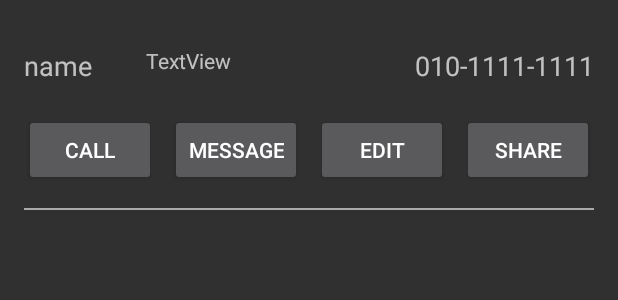
After one commit to madcamp4/TabProject, an Android app built with Jetpack Compose: the layout item_contact_expanded.xml on its own in the app's theme, with its tools: preview values and no code run, on a phone screen of 412 x 824 dp. The commit adds this screen. Shown: the top 300 px of the screen. Run offline under Robolectric (Android 15) with nearby library versions, the phone set to English and light mode, and no system bars.

Commit message:
각 item에 대해 2개의 viewmode, REGULAR와 EXPANDED 추가.
viewmode state에 관한 데이터는 매번 초기화될 수 없으므로 고치려고 했으나 실패. 일단 commit한 상태.

```diff
--- /dev/null
+++ b/app/src/main/java/com/example/tab_project/ContactItemModes.kt
@@ -0,0 +1,4 @@
+package com.example.tab_project
+
+const val REGULAR = 1
+const val EXPANDED = 2
--- a/app/src/main/res/layout/fragment_01.xml
+++ b/app/src/main/res/layout/fragment_01.xml
@@ -13,7 +13,8 @@
         app:layout_constraintBottom_toTopOf="@+id/btnSyncContacts"
         app:layout_constraintEnd_toEndOf="parent"
         app:layout_constraintStart_toStartOf="parent"
-        app:layout_constraintTop_toTopOf="parent" />
+        app:layout_constraintTop_toTopOf="parent"
+        android:paddingBottom="8dp"/>
 
     <Button
         android:id="@+id/btnSyncContacts"
--- a/app/src/main/res/layout/item_contact.xml
+++ b/app/src/main/res/layout/item_contact.xml
@@ -12,7 +12,7 @@
         android:layout_width="wrap_content"
         android:layout_height="wrap_content"
         android:text="name"
-        android:textSize="24sp"
+        android:textSize="18sp"
         app:layout_constraintBottom_toBottomOf="parent"
         app:layout_constraintStart_toStartOf="parent"
         app:layout_constraintTop_toTopOf="parent" />
@@ -22,7 +22,7 @@
         android:layout_width="wrap_content"
         android:layout_height="wrap_content"
         android:text="010-1111-1111"
-        android:textSize="24sp"
+        android:textSize="18sp"
         app:layout_constraintBottom_toBottomOf="parent"
         app:layout_constraintEnd_toEndOf="parent"
         app:layout_constraintTop_toTopOf="parent" />
--- /dev/null
+++ b/app/src/main/res/layout/item_contact_expanded.xml
@@ -0,0 +1,113 @@
+<?xml version="1.0" encoding="utf-8"?>
+<androidx.constraintlayout.widget.ConstraintLayout xmlns:android="http://schemas.android.com/apk/res/android"
+    xmlns:app="http://schemas.android.com/apk/res-auto"
+    xmlns:tools="http://schemas.android.com/tools"
+    android:id="@+id/relativeLayout"
+    android:layout_width="match_parent"
+    android:layout_height="140dp">
+
+    <TextView
+        android:id="@+id/tvContactName"
+        android:layout_width="wrap_content"
+        android:layout_height="wrap_content"
+        android:layout_marginStart="16dp"
+        android:layout_marginTop="31dp"
+        android:text="name"
+        android:textSize="18sp"
+        app:layout_constraintStart_toStartOf="parent"
+        app:layout_constraintTop_toTopOf="parent" />
+
+    <TextView
+        android:id="@+id/tvContactNumber"
+        android:layout_width="wrap_content"
+        android:layout_height="wrap_content"
+        android:layout_marginTop="31dp"
+        android:layout_marginEnd="16dp"
+        android:text="010-1111-1111"
+        android:textSize="18sp"
+        app:layout_constraintEnd_toEndOf="parent"
+        app:layout_constraintTop_toTopOf="parent" />
+
+    <View
+        android:id="@+id/vDivider"
+        android:layout_width="match_parent"
+        android:layout_height="1dp"
+        android:layout_marginBottom="0dp"
+        android:background="@android:color/darker_gray"
+        app:layout_constraintBottom_toBottomOf="parent"
+        app:layout_constraintStart_toStartOf="parent"
+        android:layout_marginStart="16dp"
+        android:layout_marginEnd="16dp"/>
+
+    <LinearLayout
+        android:id="@+id/linearLayout"
+        android:layout_width="match_parent"
+        android:layout_height="wrap_content"
+        android:gravity="center"
+        android:paddingStart="16dp"
+        android:paddingEnd="16dp"
+        android:paddingBottom="16dp"
+        app:layout_constraintBottom_toBottomOf="parent">
+
+        <Button
+            android:id="@+id/btnCall"
+            android:layout_width="wrap_content"
+            android:layout_height="wrap_content"
+            android:text="Call"
+            app:layout_constraintBottom_toBottomOf="parent"
+            app:layout_constraintStart_toStartOf="parent" />
+
+        <Space
+            android:layout_width="0dp"
+            android:layout_height="1dp"
+            android:layout_weight="1"></Space>
+
+        <Button
+            android:id="@+id/btnMessage"
+            android:layout_width="wrap_content"
+            android:layout_height="wrap_content"
+            android:text="Message"
+            app:layout_constraintBottom_toBottomOf="parent"
+            app:layout_constraintEnd_toEndOf="parent" />
+
+        <Space
+            android:layout_width="0dp"
+            android:layout_height="1dp"
+            android:layout_weight="1"></Space>
+
+        <Button
+            android:id="@+id/btnEdit"
+            android:layout_width="wrap_content"
+            android:layout_height="wrap_content"
+            android:text="Edit"
+            app:layout_constraintBottom_toBottomOf="parent"
+            app:layout_constraintEnd_toStartOf="@+id/btnShare"
+            app:layout_constraintStart_toEndOf="@+id/btnCall" />
+
+        <Space
+            android:layout_width="0dp"
+            android:layout_height="1dp"
+            android:layout_weight="1"></Space>
+
+        <Button
+            android:id="@+id/btnShare"
+            android:layout_width="wrap_content"
+            android:layout_height="wrap_content"
+            android:text="Share"
+            app:layout_constraintBottom_toBottomOf="parent"
+            app:layout_constraintEnd_toStartOf="@+id/btnMessage" />
+    </LinearLayout>
+
+    <TextView
+        android:id="@+id/tvID"
+        android:layout_width="wrap_content"
+        android:layout_height="wrap_content"
+        android:layout_marginStart="36dp"
+        android:text="TextView"
+        app:layout_constraintBottom_toTopOf="@+id/linearLayout"
+        app:layout_constraintStart_toEndOf="@+id/tvContactName"
+        app:layout_constraintTop_toTopOf="parent"
+        app:layout_constraintVertical_bias="0.543" />
+
+
+</androidx.constraintlayout.widget.ConstraintLayout>
```
Also changed, not shown: app/src/main/java/com/example/tab_project/ContactAdapter.kt (added, +142 -0 lines), app/src/main/java/com/example/tab_project/ContactData.kt (+4 -3 lines), app/src/main/java/com/example/tab_project/Fragment01.kt (+137 -54 lines), app/src/main/java/com/example/tab_project/RecyclerViewAdapter.kt (deleted, +0 -49 lines).
